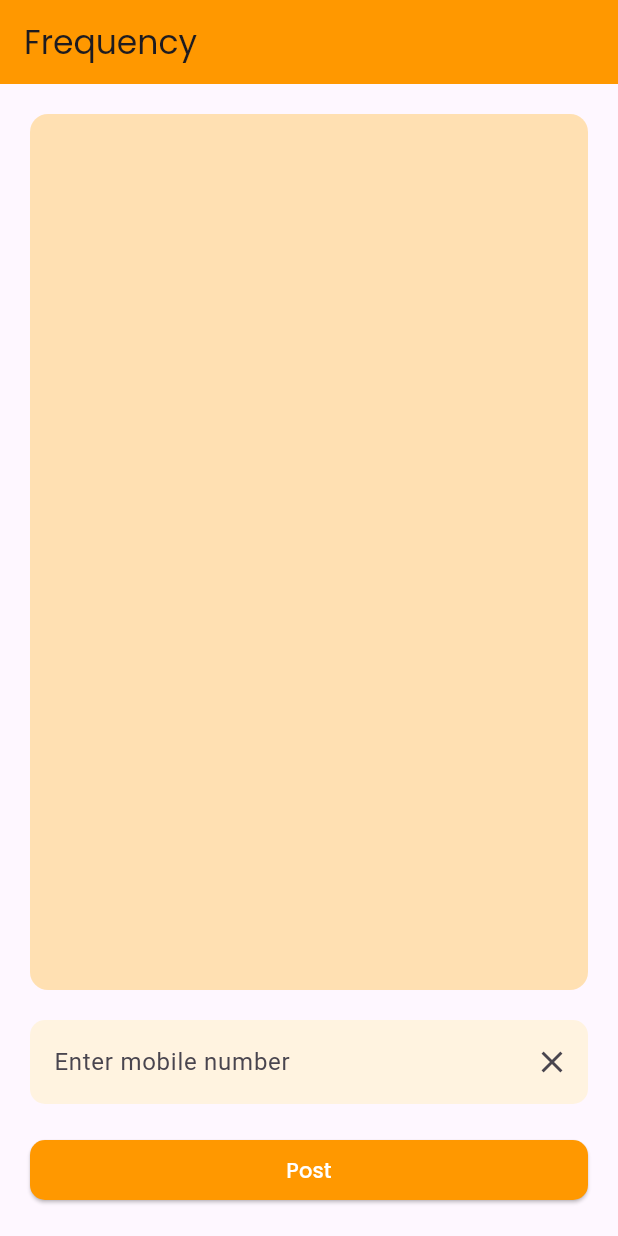
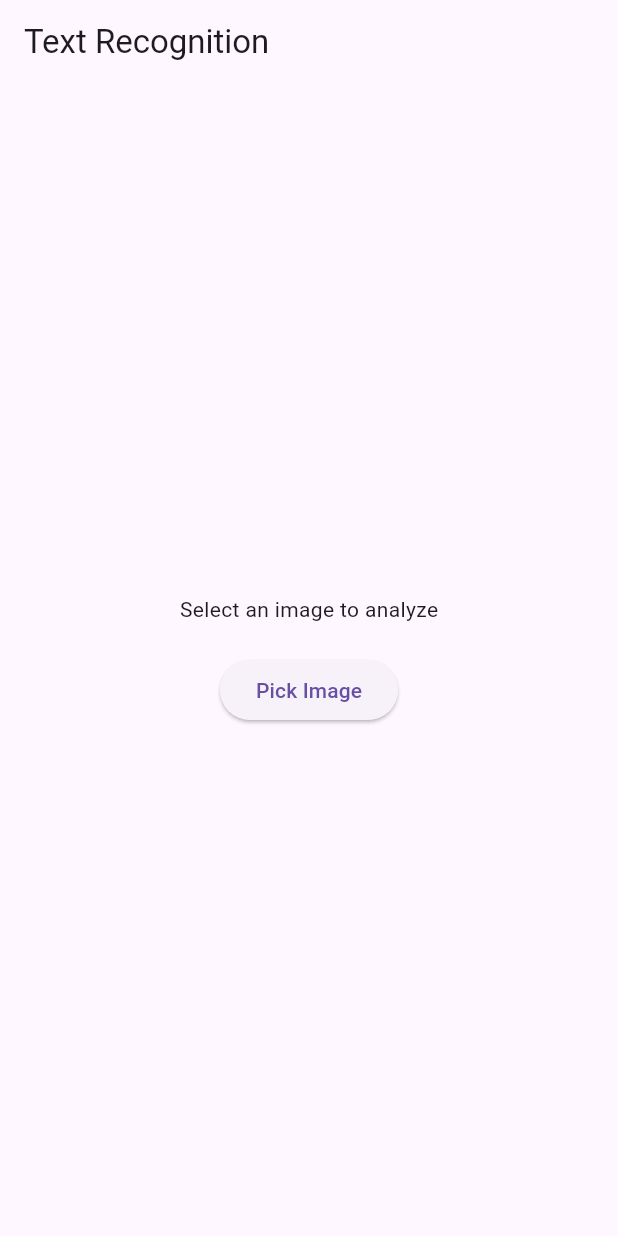
Before and after one commit to PriomDeb/frequency, a Flutter app: the screen it shows after launch, on a phone screen of 412 x 824 dp. Run offline on Flutter 3.47's test engine with Material 3 defaults, Android fonts, the light colour scheme and no system bars; our stand-ins replace google_fonts, image_picker; missing offline and left inert: google_mlkit_text_recognition.

Commit message:
Text recognition

```diff
--- a/lib/main.dart
+++ b/lib/main.dart
@@ -1,5 +1,6 @@
 import 'package:flutter/material.dart';
 import 'package:frequency/imagetotext.dart';
+import 'package:frequency/textRecognition.dart';
 import 'homepage.dart';
 
 void main() {
@@ -13,8 +14,8 @@ class MyApp extends StatelessWidget {
   Widget build(BuildContext context) {
     return const MaterialApp(
       debugShowCheckedModeBanner: false,
-      home: HomePage(),
-      // home: ImageToText(),
+      // home: HomePage(),
+      home: TextRecognitionfromImage(),
     );
   }
 }
--- /dev/null
+++ b/lib/textRecognition.dart
@@ -0,0 +1,63 @@
+import 'dart:io';
+import 'package:flutter/material.dart';
+import 'package:google_mlkit_text_recognition/google_mlkit_text_recognition.dart';
+import 'package:image_picker/image_picker.dart';
+
+class TextRecognitionfromImage extends StatefulWidget {
+  const TextRecognitionfromImage({super.key});
+
+  @override
+  State<TextRecognitionfromImage> createState() =>
+      _TextRecognitionfromImageState();
+}
+
+class _TextRecognitionfromImageState extends State<TextRecognitionfromImage> {
+  File? _imageFile;
+
+  Future<void> _pickImage() async {
+    final pickedFile =
+        await ImagePicker().pickImage(source: ImageSource.gallery);
+
+    if (pickedFile != null) {
+      setState(() {
+        _imageFile = File(pickedFile.path);
+      });
+      _processImage();
+    }
+  }
+
+  Future<void> _processImage() async {
+    final inputImage = InputImage.fromFilePath(_imageFile!.path);
+    final textRecognizer = TextRecognizer();
+    final RecognizedText recognizedText =
+        await textRecognizer.processImage(inputImage);
+
+    String extractedText = recognizedText.text;
+    print(extractedText);
+  }
+
+  @override
+  Widget build(BuildContext context) {
+    return Scaffold(
+      appBar: AppBar(
+        title: const Text('Text Recognition'),
+      ),
+      body: Center(
+          child: SingleChildScrollView(
+        child: Column(
+          mainAxisAlignment: MainAxisAlignment.center,
+          children: <Widget>[
+            _imageFile == null
+                ? const Text("Select an image to analyze")
+                : Image.file(_imageFile!),
+            const SizedBox(
+              height: 20,
+            ),
+            ElevatedButton(
+                onPressed: _pickImage, child: const Text('Pick Image')),
+          ],
+        ),
+      )),
+    );
+  }
+}
--- a/pubspec.yaml
+++ b/pubspec.yaml
@@ -36,7 +36,8 @@ dependencies:
   cupertino_icons: ^1.0.2
   image_picker: ^1.0.4
   google_fonts: ^4.0.4
-  google_ml_kit: ^0.17.0
+  google_mlkit_text_recognition: ^0.11.0
+  # google_ml_kit: ^0.17.0
 
 dev_dependencies:
   flutter_test:
```
